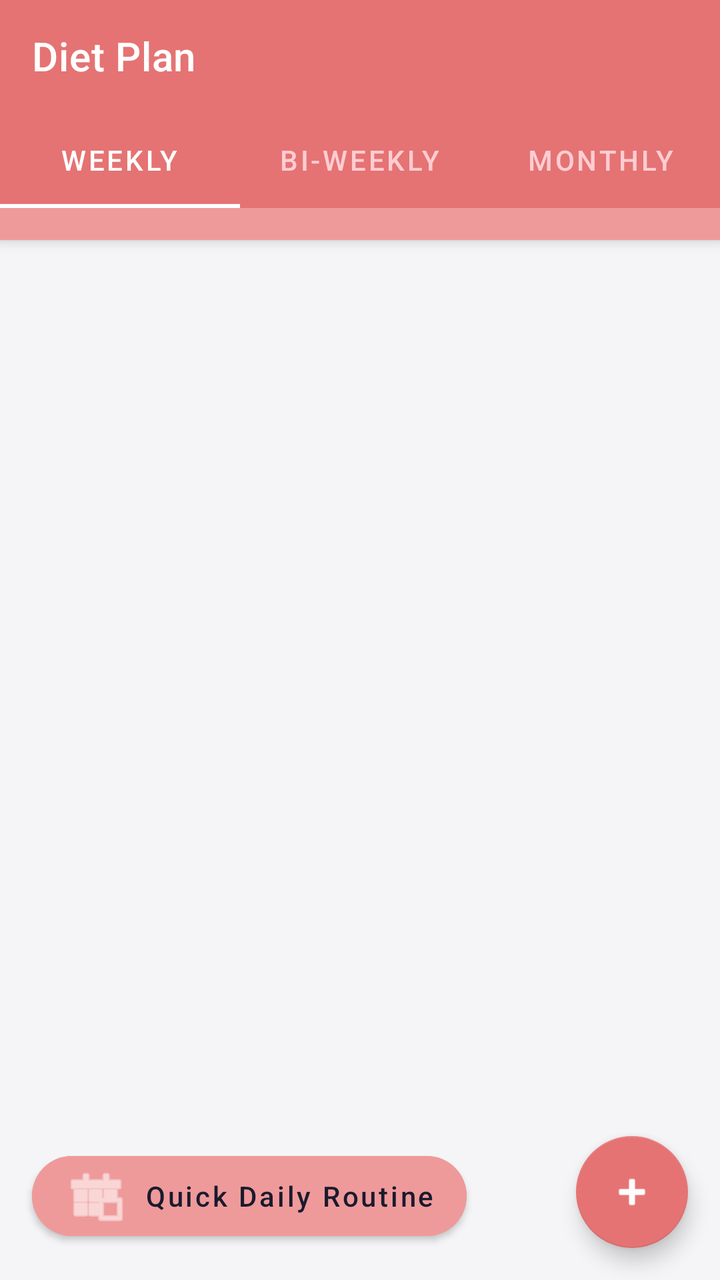
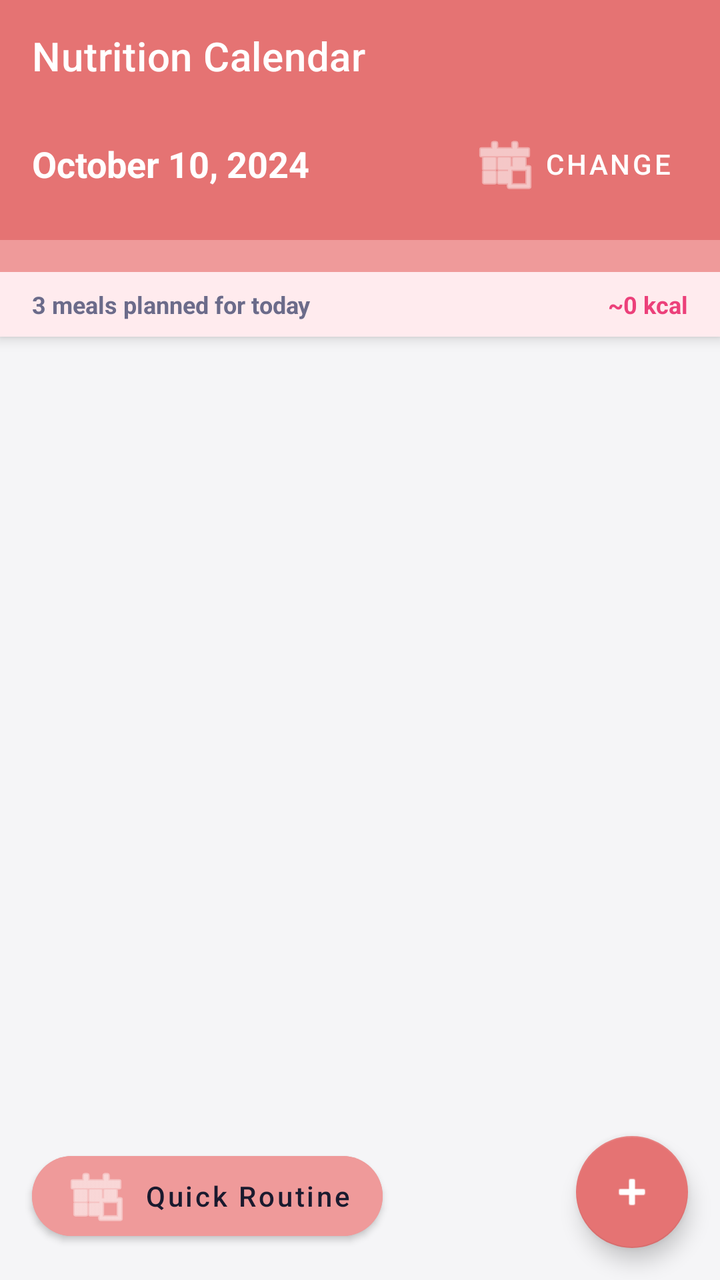

The first picture is an Android layout as it rendered before a commit; the second is the same layout after the commit. The layout source and the unified diff follow.
<!-- AndroidManifest.xml: application theme Theme.DailyRoutine -->
<!-- res/layout/activity_diet_plan.xml -->
<?xml version="1.0" encoding="utf-8"?>
<androidx.coordinatorlayout.widget.CoordinatorLayout xmlns:android="http://schemas.android.com/apk/res/android"
    xmlns:app="http://schemas.android.com/apk/res-auto"
    android:layout_width="match_parent"
    android:layout_height="match_parent"
    android:background="@color/bgPage">

    <com.google.android.material.appbar.AppBarLayout
        android:layout_width="match_parent"
        android:layout_height="wrap_content">

        <androidx.appcompat.widget.Toolbar
            android:id="@+id/toolbar"
            android:layout_width="match_parent"
            android:layout_height="?attr/actionBarSize"
            android:background="#E57373"
            app:title="Diet Plan"
            app:titleTextColor="@android:color/white"/>

        <com.google.android.material.tabs.TabLayout
            android:id="@+id/tabLayout"
            android:layout_width="match_parent"
            android:layout_height="wrap_content"
            android:background="#E57373"
            app:tabTextColor="#FFCDD2"
            app:tabSelectedTextColor="@android:color/white"
            app:tabIndicatorColor="@android:color/white"
            app:tabMode="fixed">
            <com.google.android.material.tabs.TabItem android:layout_width="wrap_content" android:layout_height="wrap_content" android:text="Weekly"/>
            <com.google.android.material.tabs.TabItem android:layout_width="wrap_content" android:layout_height="wrap_content" android:text="Bi-Weekly"/>
            <com.google.android.material.tabs.TabItem android:layout_width="wrap_content" android:layout_height="wrap_content" android:text="Monthly"/>
        </com.google.android.material.tabs.TabLayout>

        <HorizontalScrollView
            android:layout_width="match_parent"
            android:layout_height="wrap_content"
            android:background="#EF9A9A"
            android:scrollbars="none">
            <LinearLayout
                android:id="@+id/llDays"
                android:layout_width="wrap_content"
                android:layout_height="wrap_content"
                android:orientation="horizontal"
                android:padding="8dp"/>
        </HorizontalScrollView>

    </com.google.android.material.appbar.AppBarLayout>

    <androidx.recyclerview.widget.RecyclerView
        android:id="@+id/rvMeals"
        android:layout_width="match_parent"
        android:layout_height="match_parent"
        android:padding="8dp"
        android:clipToPadding="false"
        android:paddingBottom="160dp"
        app:layout_behavior="@string/appbar_scrolling_view_behavior"/>

    <com.google.android.material.button.MaterialButton
        android:id="@+id/btnQuickRoutine"
        android:layout_width="wrap_content"
        android:layout_height="wrap_content"
        android:layout_gravity="bottom|start"
        android:layout_margin="16dp"
        android:text="Quick Daily Routine"
        android:textAllCaps="false"
        app:cornerRadius="24dp"
        android:backgroundTint="#EF9A9A"
        android:textColor="@color/textPrimary"
        app:icon="@android:drawable/ic_menu_today"/>

    <com.google.android.material.floatingactionbutton.FloatingActionButton
        android:id="@+id/fabAddMeal"
        android:layout_width="wrap_content"
        android:layout_height="wrap_content"
        android:layout_gravity="bottom|end"
        android:layout_margin="16dp"
        android:src="@android:drawable/ic_input_add"
        app:backgroundTint="#E57373"
        app:tint="@android:color/white"/>

</androidx.coordinatorlayout.widget.CoordinatorLayout>
<!-- resources referenced by this layout -->
<resources>
  <color name="bgPage">#F5F5F7</color>
  <color name="textPrimary">#1A1A2E</color>
  <style name="Theme.DailyRoutine" parent="Theme.MaterialComponents.DayNight.NoActionBar">
          <item name="colorPrimary">@color/primary</item>
          <item name="colorPrimaryVariant">@color/primaryDark</item>
          <item name="colorOnPrimary">@android:color/white</item>
          <item name="colorSecondary">@color/accent</item>
          <item name="colorOnSecondary">@android:color/white</item>
          <item name="android:windowBackground">@color/bgPage</item>
          <item name="android:statusBarColor">@color/statusBar</item>
          <item name="android:navigationBarColor">@color/primaryDark</item>
          
          <item name="dialogCornerRadius">16dp</item>
      </style>
  <color name="primary">#5B5FEF</color>
  <color name="primaryDark">#3F41C2</color>
  <color name="accent">#7E57C2</color>
  <color name="statusBar">#5B5FEF</color>
</resources>

<!-- the commit's change to res/layout/activity_diet_plan.xml (unified diff, before → after) -->
@@ -14,22 +14,38 @@
             android:layout_width="match_parent"
             android:layout_height="?attr/actionBarSize"
             android:background="#E57373"
-            app:title="Diet Plan"
+            app:title="Nutrition Calendar"
             app:titleTextColor="@android:color/white"/>
 
-        <com.google.android.material.tabs.TabLayout
-            android:id="@+id/tabLayout"
+        <LinearLayout
             android:layout_width="match_parent"
             android:layout_height="wrap_content"
             android:background="#E57373"
-            app:tabTextColor="#FFCDD2"
-            app:tabSelectedTextColor="@android:color/white"
-            app:tabIndicatorColor="@android:color/white"
-            app:tabMode="fixed">
-            <com.google.android.material.tabs.TabItem android:layout_width="wrap_content" android:layout_height="wrap_content" android:text="Weekly"/>
-            <com.google.android.material.tabs.TabItem android:layout_width="wrap_content" android:layout_height="wrap_content" android:text="Bi-Weekly"/>
-            <com.google.android.material.tabs.TabItem android:layout_width="wrap_content" android:layout_height="wrap_content" android:text="Monthly"/>
-        </com.google.android.material.tabs.TabLayout>
+            android:orientation="horizontal"
+            android:paddingHorizontal="16dp"
+            android:paddingBottom="12dp"
+            android:gravity="center_vertical">
+
+            <TextView
+                android:id="@+id/tvSelectedDate"
+                android:layout_width="0dp"
+                android:layout_height="wrap_content"
+                android:layout_weight="1"
+                android:text="October 10, 2024"
+                android:textColor="@android:color/white"
+                android:textStyle="bold"
+                android:textSize="18sp"/>
+
+            <com.google.android.material.button.MaterialButton
+                android:id="@+id/btnPickDate"
+                style="@style/Widget.MaterialComponents.Button.TextButton"
+                android:layout_width="wrap_content"
+                android:layout_height="wrap_content"
+                android:text="Change"
+                android:textColor="@android:color/white"
+                app:icon="@android:drawable/ic_menu_today"
+                app:iconTint="@android:color/white"/>
+        </LinearLayout>
 
         <HorizontalScrollView
             android:layout_width="match_parent"
@@ -43,6 +59,35 @@
                 android:orientation="horizontal"
                 android:padding="8dp"/>
         </HorizontalScrollView>
+
+        <LinearLayout
+            android:layout_width="match_parent"
+            android:layout_height="wrap_content"
+            android:background="#FFEBEE"
+            android:paddingHorizontal="16dp"
+            android:paddingVertical="8dp"
+            android:orientation="horizontal"
+            android:gravity="center_vertical">
+
+            <TextView
+                android:id="@+id/tvMealCount"
+                android:layout_width="0dp"
+                android:layout_height="wrap_content"
+                android:layout_weight="1"
+                android:text="3 meals planned for today"
+                android:textColor="@color/textSecondary"
+                android:textSize="12sp"
+                android:textStyle="bold"/>
+
+            <TextView
+                android:id="@+id/tvTotalCaloriesToday"
+                android:layout_width="wrap_content"
+                android:layout_height="wrap_content"
+                android:text="~0 kcal"
+                android:textColor="@color/healthCalories"
+                android:textSize="12sp"
+                android:textStyle="bold"/>
+        </LinearLayout>
 
     </com.google.android.material.appbar.AppBarLayout>
 
@@ -61,7 +106,7 @@
         android:layout_height="wrap_content"
         android:layout_gravity="bottom|start"
         android:layout_margin="16dp"
-        android:text="Quick Daily Routine"
+        android:text="Quick Routine"
         android:textAllCaps="false"
         app:cornerRadius="24dp"
         android:backgroundTint="#EF9A9A"
@@ -76,6 +121,7 @@
         android:layout_margin="16dp"
         android:src="@android:drawable/ic_input_add"
         app:backgroundTint="#E57373"
-        app:tint="@android:color/white"/>
+        app:tint="@android:color/white"
+        android:contentDescription="Add Meal"/>
 
 </androidx.coordinatorlayout.widget.CoordinatorLayout>
<!-- resource entries referenced after the edit -->
@@ -1,7 +1,9 @@
 <!-- resources referenced by this layout -->
 <resources>
   <color name="bgPage">#F5F5F7</color>
+  <color name="healthCalories">#EC407A</color>
   <color name="textPrimary">#1A1A2E</color>
+  <color name="textSecondary">#6B6B8A</color>
   <style name="Theme.DailyRoutine" parent="Theme.MaterialComponents.DayNight.NoActionBar">
           <item name="colorPrimary">@color/primary</item>
           <item name="colorPrimaryVariant">@color/primaryDark</item>
